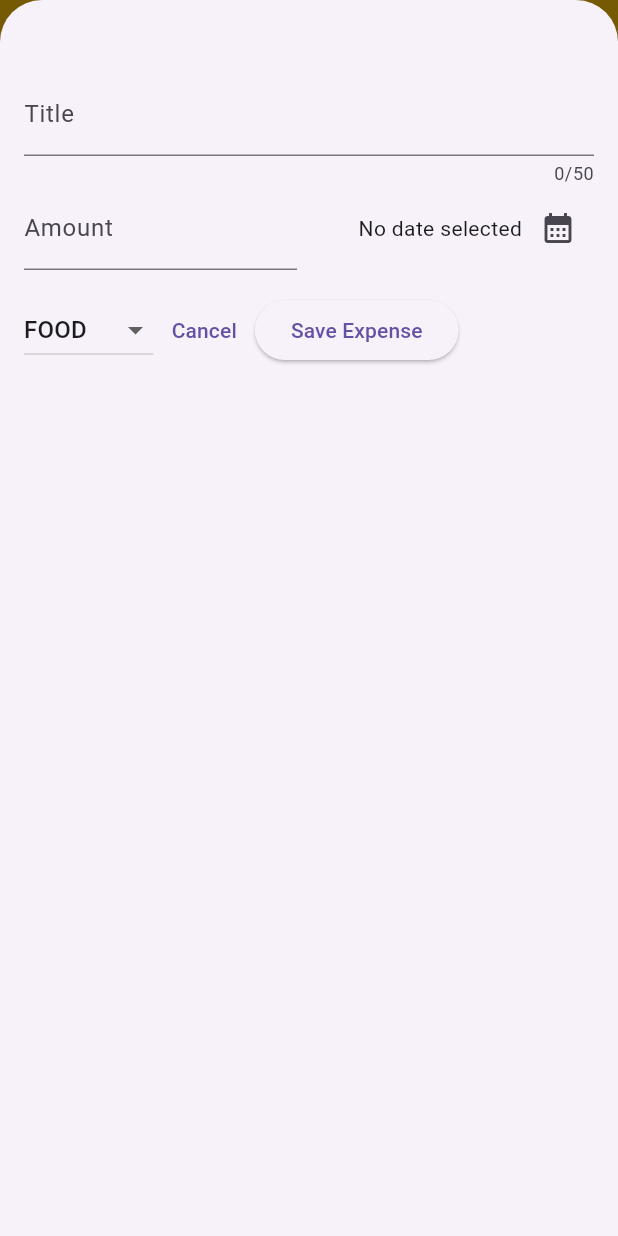
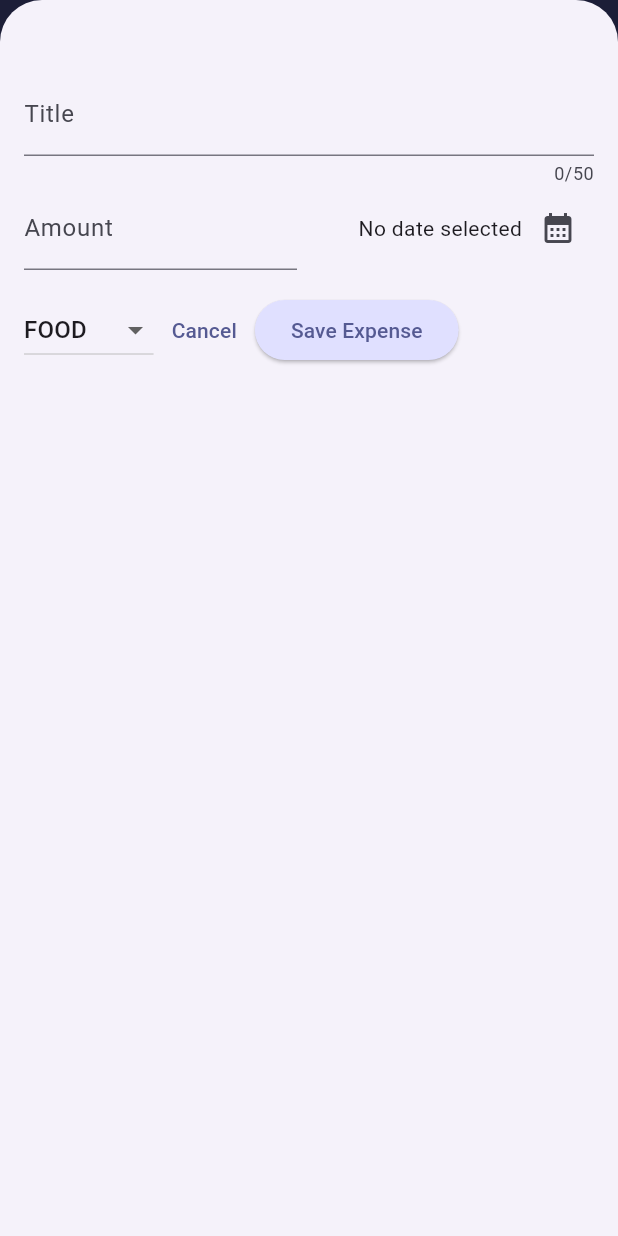
Before and after one commit to tanhongyi88/expense_tracker, a Flutter app: the screen it shows after launch, after a tap on the "add" icon, on a phone screen of 412 x 824 dp. Run offline on Flutter 3.47's test engine with Material 3 defaults, Android fonts, the phone set to English and light mode, and no system bars.

Commit message:
added appbar, card, elevated button and text themes

```diff
--- a/lib/main.dart
+++ b/lib/main.dart
@@ -1,10 +1,35 @@
 import 'package:flutter/material.dart';
 import 'widgets/expenses.dart';
+
+var kColorScheme = ColorScheme.fromSeed(
+  seedColor: const Color.fromARGB(31, 2, 8, 182),
+);
 
 void main() {
   runApp(
     MaterialApp(
-      theme: ThemeData(useMaterial3: true),
+      theme: ThemeData().copyWith(
+        colorScheme: kColorScheme,
+        appBarTheme: const AppBarTheme().copyWith(
+          backgroundColor: kColorScheme.onPrimaryContainer,
+          foregroundColor: kColorScheme.primaryContainer,
+        ),
+        cardTheme: const CardTheme().copyWith(
+          color: kColorScheme.secondaryContainer,
+          margin: const EdgeInsets.fromLTRB(16, 8, 16, 8),
+        ),
+        elevatedButtonTheme: ElevatedButtonThemeData(
+          style: ElevatedButton.styleFrom(
+            backgroundColor: kColorScheme.primaryContainer,
+          ),
+        ),
+        textTheme: ThemeData().textTheme.copyWith(
+              titleLarge: const TextStyle(
+                fontWeight: FontWeight.normal,
+                fontSize: 18,
+              ),
+            ),
+      ),
       home: const Expenses(),
     ),
   );
--- a/lib/widgets/expenses.dart
+++ b/lib/widgets/expenses.dart
@@ -82,14 +82,13 @@ class _ExpensesState extends State<Expenses> {
 
     return Scaffold(
       appBar: AppBar(
-        title: const Text("Flutter Expense Tracker"),
+        title: const Text("Expense Tracker"),
         actions: [
           IconButton(
             onPressed: _openAddExpenseOverlay,
             icon: const Icon(Icons.add),
           ),
         ],
-        backgroundColor: Colors.amber,
       ),
       body: Column(
         children: [
```
